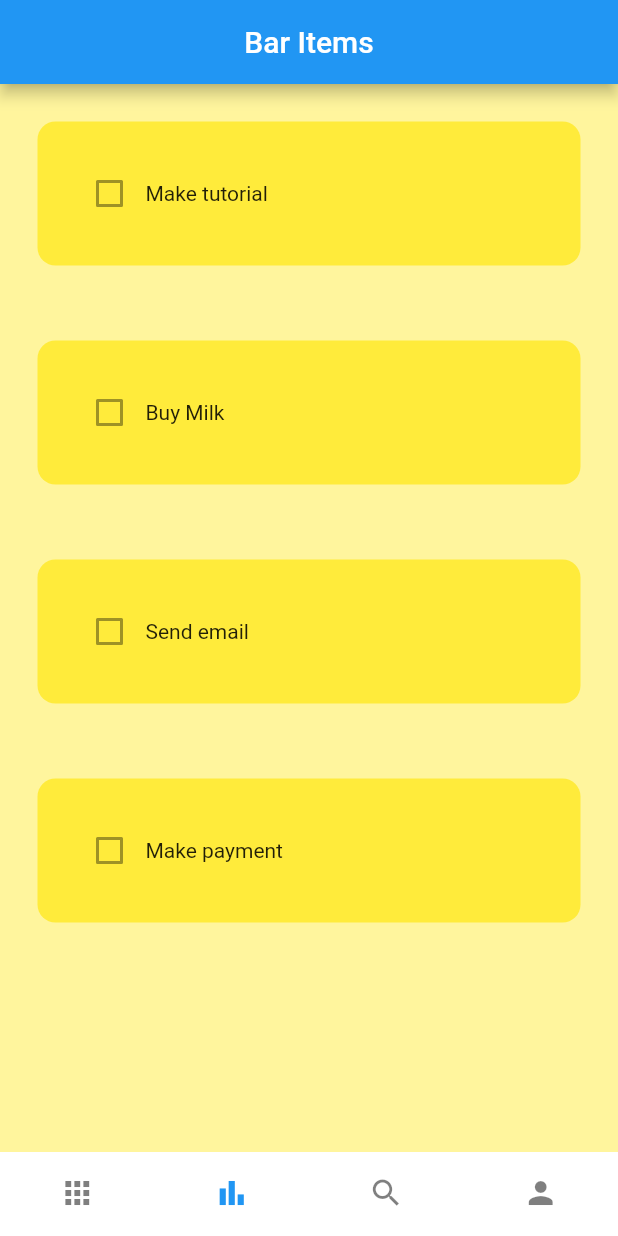
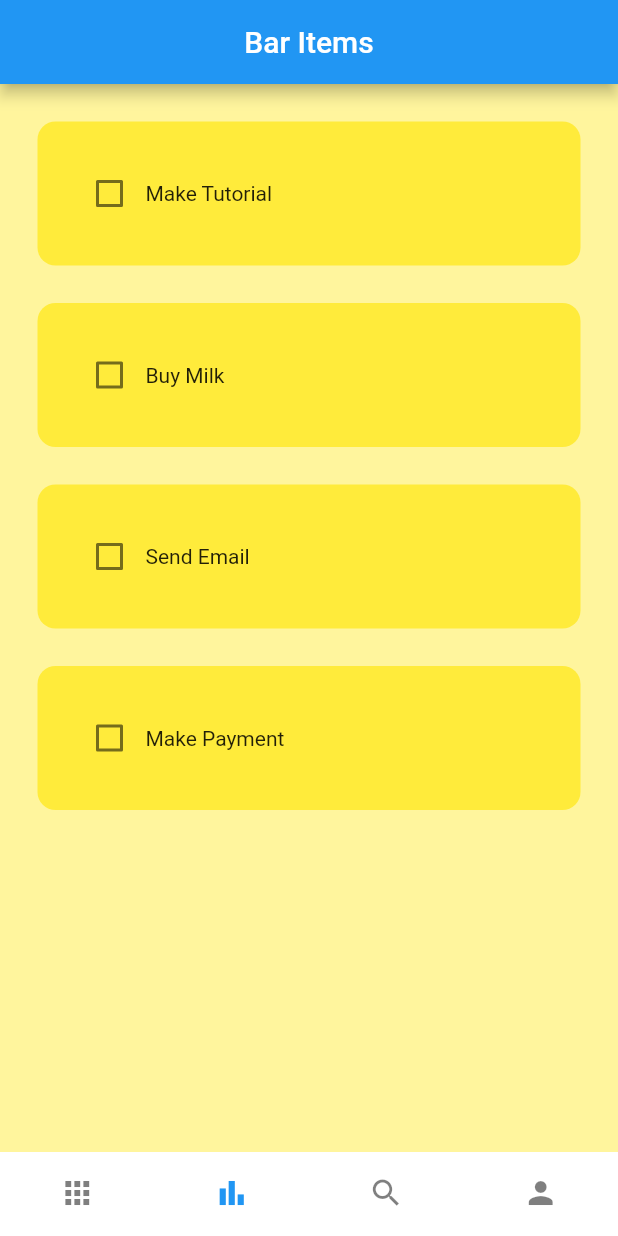
Before and after one commit to simonjv01/bottom_navigation_bar, a Flutter app: the screen it shows after launch, item 2 of the bottom bar chosen, on a phone screen of 412 x 824 dp. Run offline on Flutter 3.47's test engine with Material 2 defaults, Android fonts, the phone set to English and light mode, and no system bars.

Commit message:
updated home page and todo tile

```diff
--- a/lib/pages/navpages/bar_item_page.dart
+++ b/lib/pages/navpages/bar_item_page.dart
@@ -9,7 +9,26 @@ class BarItemPage extends StatefulWidget {
   State<BarItemPage> createState() => _BarItemPageState();
 }
 
+
+
+
 class _BarItemPageState extends State<BarItemPage> {
+
+  // list of todo tasks
+  List toDoList = [
+    ["Make Tutorial", false],
+    ["Buy Milk", false],
+    ["Send Email", false],
+    ["Make Payment", false],
+  ];
+
+  void checkBoxChanged(bool? value, int index) {
+    setState(() {
+      toDoList[index][1] = !toDoList[index][1];
+    });
+  }
+
+
   @override
   Widget build(BuildContext context) {
     return Scaffold(
@@ -18,15 +37,16 @@ class _BarItemPageState extends State<BarItemPage> {
         centerTitle: true,
         title: const Text('Bar Items'),
       ),
-      body: ListView(
-        children: [
-          ToDoTile(taskName: 'Make tutorial', taskCompleted: false,),
-          ToDoTile(taskName: 'Buy Milk', taskCompleted: false,),
-          ToDoTile(taskName: 'Send email', taskCompleted: false,),
-          ToDoTile(taskName: 'Make payment', taskCompleted: false,),
-
-        ],
-      ),
+      body: ListView.builder(
+      itemCount: toDoList.length,
+      itemBuilder: (context, index) {
+        return ToDoTile(
+          taskName: toDoList[index][0],
+          taskCompleted: toDoList[index][1],
+          onChanged: (value) => checkBoxChanged(value, index),
+        );
+      },
+    )
     );
   }
 }
--- a/lib/pages/navpages/main_page.dart
+++ b/lib/pages/navpages/main_page.dart
@@ -34,7 +34,6 @@ class _MainPageState extends State<MainPage> {
       bottomNavigationBar: BottomNavigationBar(
         unselectedFontSize: 0,
         selectedFontSize: 0,
-
         type: BottomNavigationBarType.fixed,
         backgroundColor: Colors.white,
         onTap: _onTap,
--- a/lib/utils/todo_tile.dart
+++ b/lib/utils/todo_tile.dart
@@ -6,14 +6,17 @@ class ToDoTile extends StatelessWidget {
   final bool taskCompleted;
   Function(bool?)? onChanged;
 
-   ToDoTile({Key? key, required this.taskName, required this.taskCompleted}) : super(key: key);
+
+
+
+   ToDoTile({super.key, required this.taskName, required this.taskCompleted, required this.onChanged});
 
   @override
   Widget build(BuildContext context) {
     return Padding(
-      padding: const EdgeInsets.all(25.0),
+      padding: const EdgeInsets.only(left: 25.0, right: 25, top: 25),
        child: Container(
-          padding: EdgeInsets.all(24.0),
+          padding: const EdgeInsets.all(24.0),
           decoration:  BoxDecoration(
               color: Colors.yellow,
               borderRadius: BorderRadius.circular(12),
@@ -21,7 +24,7 @@ class ToDoTile extends StatelessWidget {
           child: Row(
             children:  [
               // checkbox
-              Checkbox(value: false, onChanged: onChanged),
+              Checkbox(value: taskCompleted, onChanged: onChanged),
               // task name
                Text(taskName),
             ],
```
Also changed, not shown: lib/pages/navpages/home_page.dart (+30 -2 lines).
